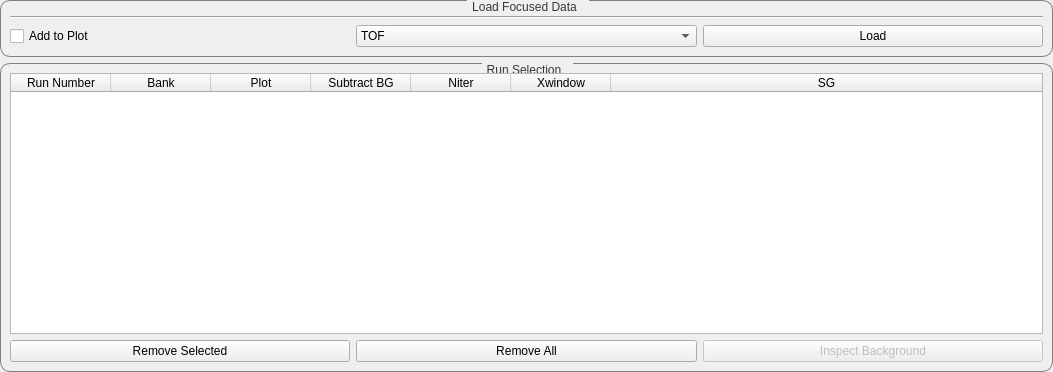
First picture: the form in scripts/Engineering/gui/engineering_diffraction/tabs/fitting/data_handling/data_widget.ui, repository mantidproject/mantid, before the edit.
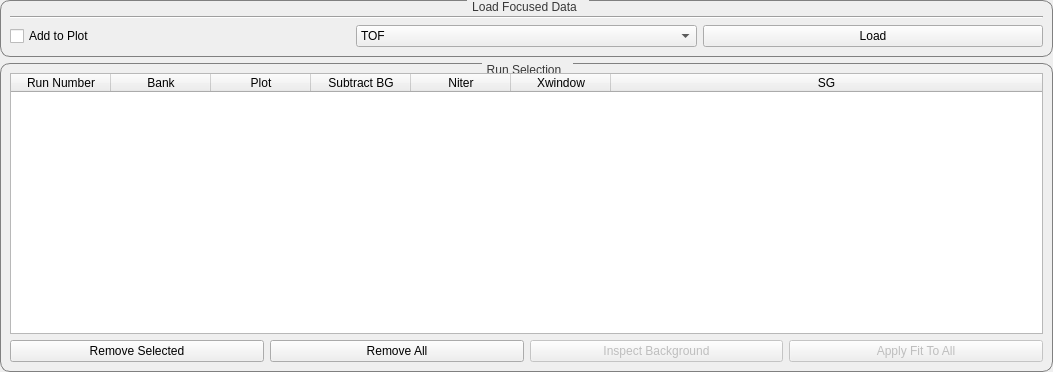
Second picture: the form after the edit. Custom widgets are drawn as their Qt base class.

Diff of the .ui file:
```diff
--- a/scripts/Engineering/gui/engineering_diffraction/tabs/fitting/data_handling/data_widget.ui
+++ b/scripts/Engineering/gui/engineering_diffraction/tabs/fitting/data_handling/data_widget.ui
@@ -222,6 +222,16 @@
           </property>
          </widget>
         </item>
+		<item row="0" column="3">
+         <widget class="QPushButton" name="button_ApplyFit">
+          <property name="enabled">
+           <bool>false</bool>
+          </property>
+          <property name="text">
+           <string>Apply Fit To All</string>
+          </property>
+         </widget>
+        </item>
        </layout>
       </item>
      </layout>
```
